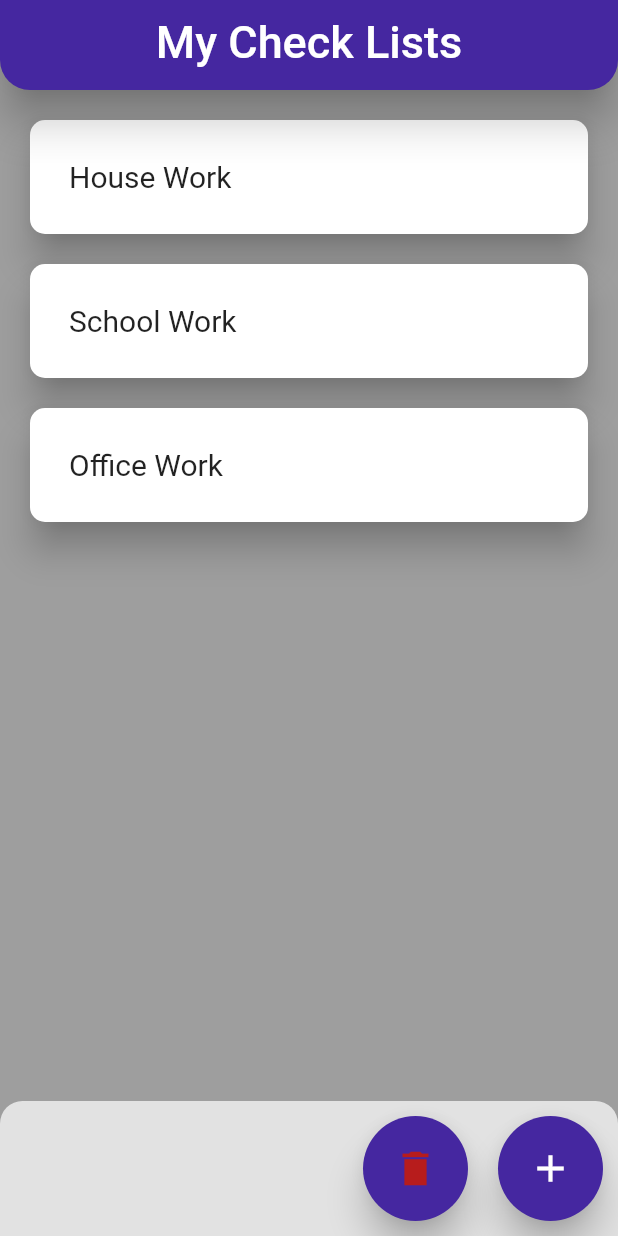
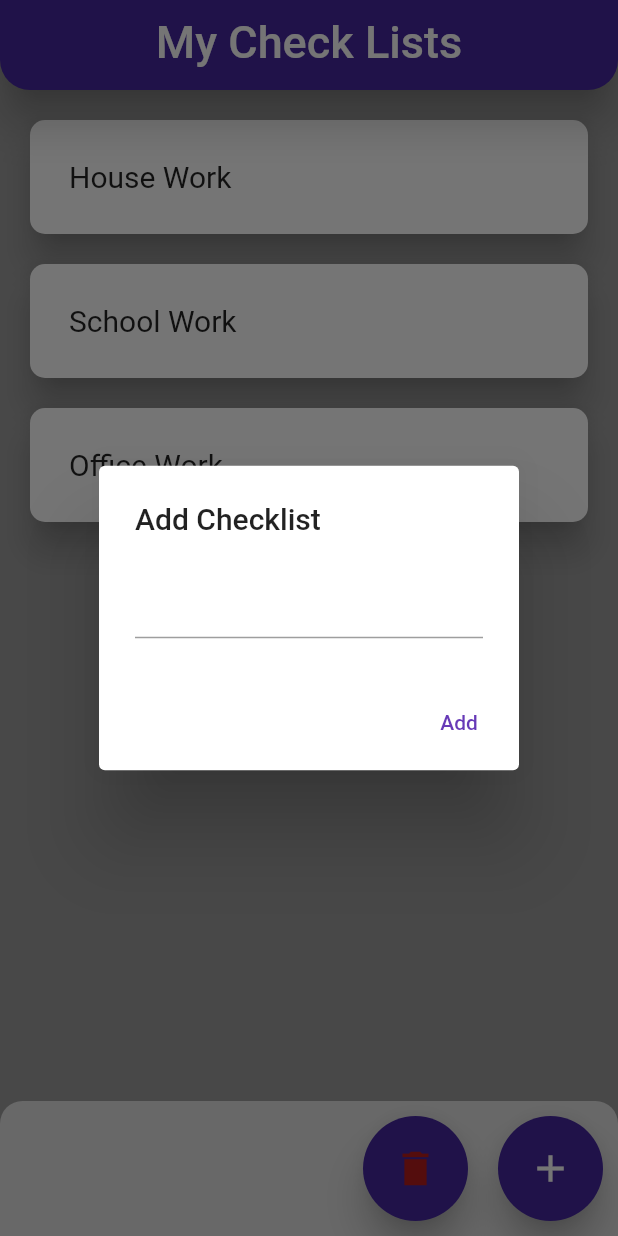
Before and after one commit to Erbaz/Check-List-App, a Flutter app: the screen it shows after launch, after a tap on the "add" icon, on a phone screen of 412 x 824 dp. Run offline on Flutter 3.47's test engine with Material 2 defaults, Android fonts, the phone set to English and light mode, and no system bars.

```diff
--- a/lib/components/bottomButtonBar.dart
+++ b/lib/components/bottomButtonBar.dart
@@ -3,7 +3,8 @@ import 'package:flutter/material.dart';
 
 class BottomButtonBar extends StatelessWidget {
   final Function deleteFunc;
-  BottomButtonBar({required this.deleteFunc});
+  final Function addFunc;
+  BottomButtonBar({required this.deleteFunc, required this.addFunc});
 
   @override
   Widget build(BuildContext context) {
@@ -38,9 +39,7 @@ class BottomButtonBar extends StatelessWidget {
                 padding: 20.0,
                 size: 30.0,
                 iconColor: Colors.white,
-                onPress: () {
-                  print("add");
-                },
+                onPress: ()=>addFunc(context),
               ),
             ),
           ],
--- /dev/null
+++ b/lib/components/customAlertBox.dart
@@ -0,0 +1,22 @@
+import 'package:flutter/material.dart';
+
+
+class CustomAlertBox extends StatelessWidget {
+  final String title;
+  CustomAlertBox({ Key? key, required this.title }) : super(key: key);
+  TextEditingController inputController = TextEditingController();
+  @override
+  Widget build(BuildContext context) {
+    return AlertDialog(
+      title:Text(title),
+      content: TextField(controller: inputController,),
+      actions: [
+        TextButton(
+          onPressed: (){},
+          child: Text(
+            "Add"
+          ))
+      ],
+    );
+  }
+}
--- a/lib/screens/home.dart
+++ b/lib/screens/home.dart
@@ -1,4 +1,5 @@
 import 'package:check_list_app/components/bottomButtonBar.dart';
+import 'package:check_list_app/components/customAlertBox.dart';
 import 'package:check_list_app/components/customAppbar.dart';
 import 'package:check_list_app/customClasses/checkList.dart';
 import 'package:check_list_app/customClasses/task.dart';
@@ -26,6 +27,11 @@ class HomeState extends State<Home> {
     setState(() {
       checkLists.clear();
     });
+  }
+
+  showInputDialog(BuildContext context){
+    print('show input dialog');
+    showDialog(context: context, builder: (context)=>CustomAlertBox(title: "Add Checklist",));
   }
 
   @override
@@ -71,7 +77,7 @@ class HomeState extends State<Home> {
               itemCount: checkLists.length,
             ),
           ),
-          BottomButtonBar(deleteFunc: deleteAllCheckLists),
+          BottomButtonBar(deleteFunc: deleteAllCheckLists, addFunc: showInputDialog,),
         ],
       ),
     );
--- a/lib/screens/tasks.dart
+++ b/lib/screens/tasks.dart
@@ -1,4 +1,5 @@
 import 'package:check_list_app/components/bottomButtonBar.dart';
+import 'package:check_list_app/components/customAlertBox.dart';
 import 'package:check_list_app/components/customAppbar.dart';
 import 'package:flutter/material.dart';
 import 'package:check_list_app/customClasses/task.dart';
@@ -16,6 +17,10 @@ class TasksState extends State<Tasks> {
     setState(() {
       widget.tasks.clear();
     });
+  }
+
+  showInputDialog(BuildContext context){
+    return showDialog(context: context, builder: (context)=>CustomAlertBox(title: "Add Task",));
   }
 
   @override
@@ -63,6 +68,7 @@ class TasksState extends State<Tasks> {
           ),
           BottomButtonBar(
             deleteFunc: deleteAllTasks,
+            addFunc: showInputDialog,
           ),
         ],
       ),
```
Also changed, not shown: pubspec.yaml (+7 -1 lines), pubspec.lock.
